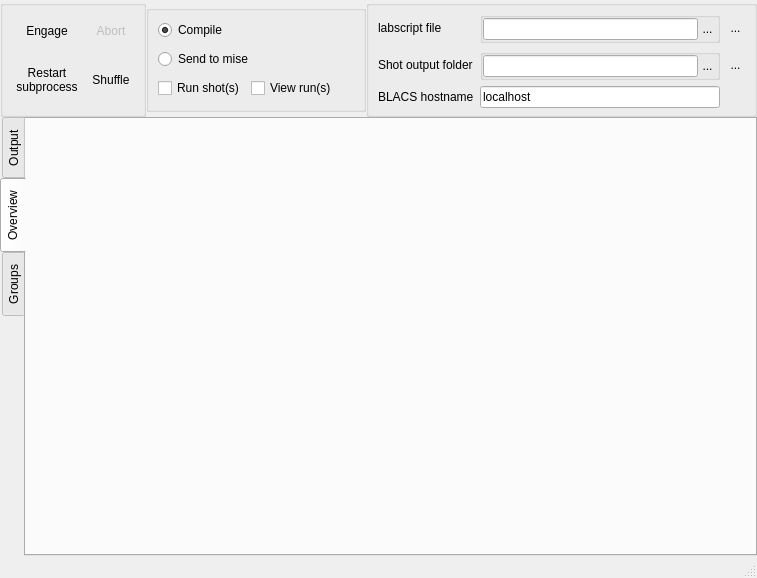
Before: the Qt Designer form main.ui in labscript-suite/runmanager, drawn with Qt 5.
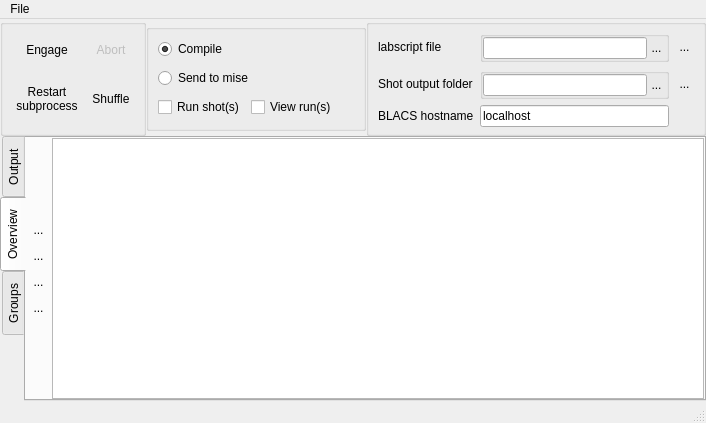
After: the same form once the commit is applied. The open tabs and pages were chosen to show the change. Icons and pictures are not drawn. Custom widgets are drawn as their Qt base class.

Commit message: Qt: Completed the rest of the UI, gave descriptive names to all widgets

Patch:
```diff
--- a/main.ui
+++ b/main.ui
@@ -6,8 +6,8 @@
    <rect>
     <x>0</x>
     <y>0</y>
-    <width>757</width>
-    <height>578</height>
+    <width>706</width>
+    <height>423</height>
    </rect>
   </property>
   <property name="windowTitle">
@@ -494,6 +494,100 @@
        <attribute name="title">
         <string>Overview</string>
        </attribute>
+       <layout class="QHBoxLayout" name="horizontalLayout_4">
+        <property name="spacing">
+         <number>0</number>
+        </property>
+        <property name="margin">
+         <number>0</number>
+        </property>
+        <item>
+         <layout class="QVBoxLayout" name="verticalLayout_4">
+          <property name="spacing">
+           <number>9</number>
+          </property>
+          <property name="leftMargin">
+           <number>3</number>
+          </property>
+          <property name="rightMargin">
+           <number>3</number>
+          </property>
+          <item>
+           <spacer name="verticalSpacer">
+            <property name="orientation">
+             <enum>Qt::Vertical</enum>
+            </property>
+            <property name="sizeHint" stdset="0">
+             <size>
+              <width>20</width>
+              <height>40</height>
+             </size>
+            </property>
+           </spacer>
+          </item>
+          <item>
+           <widget class="QToolButton" name="toolButton_axis_to_top">
+            <property name="text">
+             <string>...</string>
+            </property>
+            <property name="icon">
+             <iconset resource="../../Anaconda/Lib/site-packages/qtutils-1.3.0-py2.7.egg/qtutils/icons/icons.qrc">
+              <normaloff>:/fugue/arrow-stop-090.png</normaloff>:/fugue/arrow-stop-090.png</iconset>
+            </property>
+           </widget>
+          </item>
+          <item>
+           <widget class="QToolButton" name="toolButton_axis_up">
+            <property name="text">
+             <string>...</string>
+            </property>
+            <property name="icon">
+             <iconset resource="../../Anaconda/Lib/site-packages/qtutils-1.3.0-py2.7.egg/qtutils/icons/icons.qrc">
+              <normaloff>:/fugue/arrow-090.png</normaloff>:/fugue/arrow-090.png</iconset>
+            </property>
+           </widget>
+          </item>
+          <item>
+           <widget class="QToolButton" name="toolButton_axis_down">
+            <property name="text">
+             <string>...</string>
+            </property>
+            <property name="icon">
+             <iconset resource="../../Anaconda/Lib/site-packages/qtutils-1.3.0-py2.7.egg/qtutils/icons/icons.qrc">
+              <normaloff>:/fugue/arrow-270.png</normaloff>:/fugue/arrow-270.png</iconset>
+            </property>
+           </widget>
+          </item>
+          <item>
+           <widget class="QToolButton" name="toolButton_axis_to_bottom">
+            <property name="text">
+             <string>...</string>
+            </property>
+            <property name="icon">
+             <iconset resource="../../Anaconda/Lib/site-packages/qtutils-1.3.0-py2.7.egg/qtutils/icons/icons.qrc">
+              <normaloff>:/fugue/arrow-stop-270.png</normaloff>:/fugue/arrow-stop-270.png</iconset>
+            </property>
+           </widget>
+          </item>
+          <item>
+           <spacer name="verticalSpacer_2">
+            <property name="orientation">
+             <enum>Qt::Vertical</enum>
+            </property>
+            <property name="sizeHint" stdset="0">
+             <size>
+              <width>20</width>
+              <height>40</height>
+             </size>
+            </property>
+           </spacer>
+          </item>
+         </layout>
+        </item>
+        <item>
+         <widget class="QTreeView" name="treeView_overview"/>
+        </item>
+       </layout>
       </widget>
       <widget class="QWidget" name="tab_3">
        <attribute name="icon">
@@ -508,17 +602,41 @@
     </item>
    </layout>
   </widget>
-  <widget class="QMenuBar" name="menubar">
+  <widget class="QStatusBar" name="statusbar"/>
+  <widget class="QMenuBar" name="menuBar">
    <property name="geometry">
     <rect>
      <x>0</x>
      <y>0</y>
-     <width>757</width>
+     <width>706</width>
      <height>21</height>
     </rect>
    </property>
+   <widget class="QMenu" name="menuFile">
+    <property name="title">
+     <string>File</string>
+    </property>
+    <addaction name="actionLoad_configuration"/>
+    <addaction name="actionSave_configuration"/>
+    <addaction name="actionQuit"/>
+   </widget>
+   <addaction name="menuFile"/>
   </widget>
-  <widget class="QStatusBar" name="statusbar"/>
+  <action name="actionLoad_configuration">
+   <property name="text">
+    <string>Load configuration</string>
+   </property>
+  </action>
+  <action name="actionSave_configuration">
+   <property name="text">
+    <string>Save configuration</string>
+   </property>
+  </action>
+  <action name="actionQuit">
+   <property name="text">
+    <string>Quit</string>
+   </property>
+  </action>
  </widget>
  <customwidgets>
   <customwidget>
```
Left out of the diff: 159 changed lines with no effect on the pictures. The commit also changes 1 other file.
